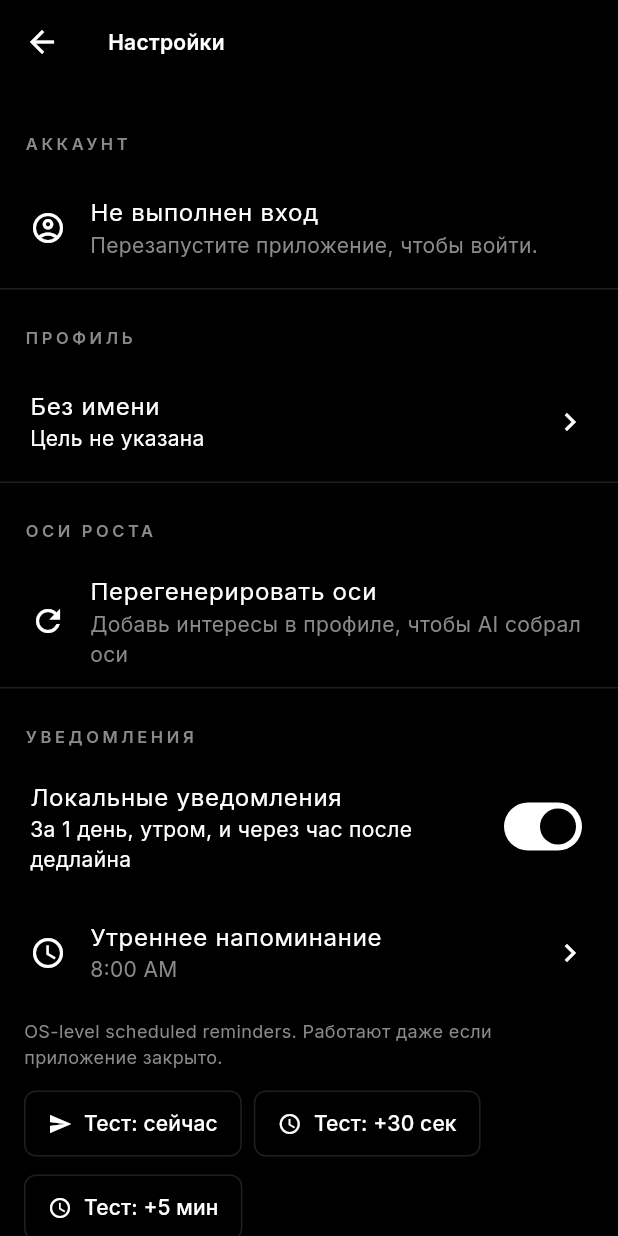
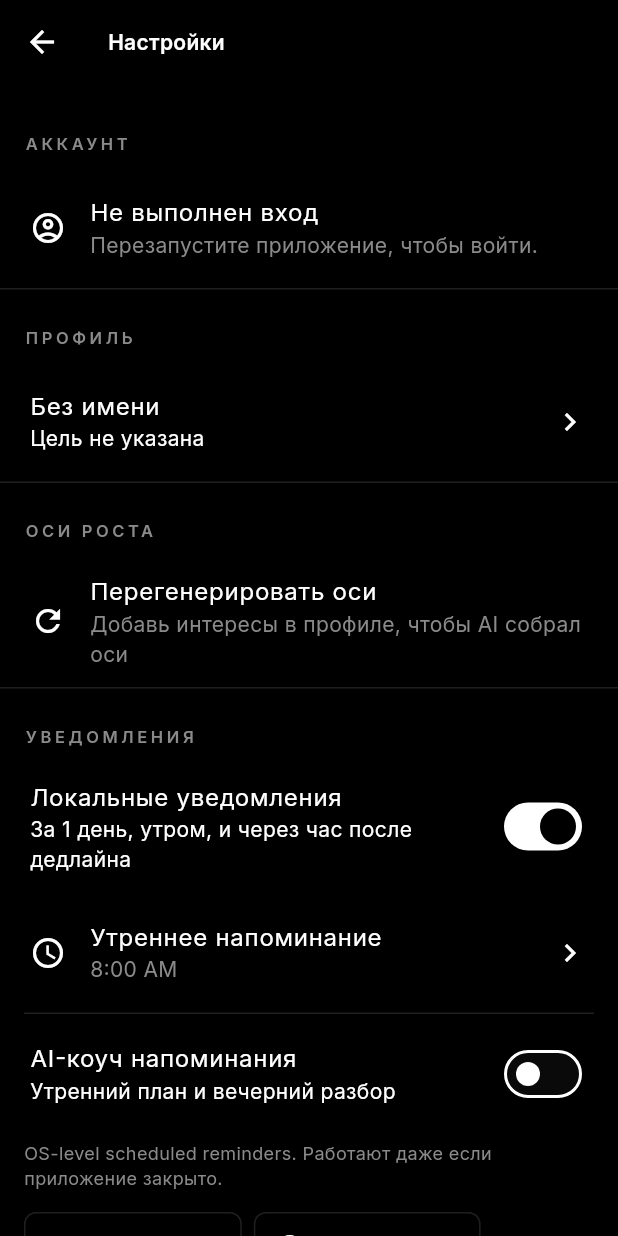
Before and after one commit to gamegroyvi/noetica, a Flutter app: the HomeShell screen opened directly, item 2 of the bottom bar chosen, after a tap on the "settings" icon, on a phone screen of 412 x 824 dp. Run offline on Flutter 3.47's test engine with Material 3 defaults, Android fonts, the phone set to English and light mode, and no system bars; our stand-ins replace audioplayers, flutter_local_notifications, flutter_riverpod, flutter_secure_storage, flutter_timezone, google_fonts and 7 more; missing offline and left inert: local_notifier, tray_manager, window_manager; accounts and stored records are empty.

Commit message:
feat: coach notification reminders (morning + evening)
- Add daily morning plan and evening reflection reminders
- Toggle in Settings under notifications section
- Evening time picker for customization
- Reminders schedule automatically when enabled

Co-Authored-By: 1g1umb5h3o <mishamavashikz@gmail.com>

```diff
--- a/lib/features/settings/settings_screen.dart
+++ b/lib/features/settings/settings_screen.dart
@@ -25,6 +25,8 @@ class SettingsScreen extends ConsumerStatefulWidget {
 class _SettingsScreenState extends ConsumerState<SettingsScreen> {
   bool _notifEnabled = true;
   TimeOfDay _morning = const TimeOfDay(hour: 8, minute: 0);
+  TimeOfDay _evening = const TimeOfDay(hour: 21, minute: 0);
+  bool _coachNotifEnabled = false;
   bool _loadingNotif = true;
 
   @override
@@ -37,10 +39,14 @@ class _SettingsScreenState extends ConsumerState<SettingsScreen> {
     final svc = NotificationsService.instance;
     final enabled = await svc.isEnabled();
     final time = await svc.morningTime();
+    final eveningTime = await svc.eveningTime();
+    final coachOn = await svc.isCoachEnabled();
     if (!mounted) return;
     setState(() {
       _notifEnabled = enabled;
       _morning = TimeOfDay(hour: time.hour, minute: time.minute);
+      _evening = TimeOfDay(hour: eveningTime.hour, minute: eveningTime.minute);
+      _coachNotifEnabled = coachOn;
       _loadingNotif = false;
     });
   }
@@ -98,6 +104,18 @@ class _SettingsScreenState extends ConsumerState<SettingsScreen> {
     if (picked == null) return;
     setState(() => _morning = picked);
     await NotificationsService.instance.setMorningTime(picked.hour, picked.minute);
+  }
+
+  Future<void> _pickEvening() async {
+    final picked = await showTimePicker(
+      context: context,
+      initialTime: _evening,
+      builder: (ctx, child) => child!,
+    );
+    if (picked == null) return;
+    setState(() => _evening = picked);
+    await NotificationsService.instance.setEveningTime(picked.hour, picked.minute);
+    await NotificationsService.instance.scheduleCoachReminders();
   }
 
   Future<void> _exportJson() async {
@@ -376,6 +394,32 @@ class _SettingsScreenState extends ConsumerState<SettingsScreen> {
               enabled: _notifEnabled,
               onTap: _notifEnabled ? _pickMorning : null,
             ),
+            const Divider(height: 1, indent: 16, endIndent: 16),
+            SwitchListTile(
+              title: const Text('AI-коуч напоминания'),
+              subtitle: const Text(
+                'Утренний план и вечерний разбор',
+              ),
+              value: _coachNotifEnabled,
+              onChanged: _notifEnabled
+                  ? (v) async {
+                      setState(() => _coachNotifEnabled = v);
+                      await NotificationsService.instance.setCoachEnabled(v);
+                    }
+                  : null,
+            ),
+            if (_coachNotifEnabled)
+              ListTile(
+                leading: const Icon(Icons.nightlight_round),
+                title: const Text('Вечерний разбор'),
+                subtitle: Text(
+                  _evening.format(context),
+                  style: TextStyle(color: palette.muted),
+                ),
+                trailing: const Icon(Icons.chevron_right),
+                enabled: _notifEnabled,
+                onTap: _notifEnabled ? _pickEvening : null,
+              ),
             Padding(
               padding: const EdgeInsets.fromLTRB(16, 4, 16, 12),
               child: Text(
--- a/lib/services/notifications.dart
+++ b/lib/services/notifications.dart
@@ -14,6 +14,9 @@ import '../data/models.dart';
 const _kNotifEnabledKey = 'noetica.notif.enabled.v1';
 const _kNotifMorningHourKey = 'noetica.notif.morning_hour.v1';
 const _kNotifMorningMinuteKey = 'noetica.notif.morning_minute.v1';
+const _kNotifEveningHourKey = 'noetica.notif.evening_hour.v1';
+const _kNotifEveningMinuteKey = 'noetica.notif.evening_minute.v1';
+const _kNotifCoachEnabledKey = 'noetica.notif.coach.v1';
 
 /// On desktop platforms `local_notifier` shows toasts immediately, so we
 /// roll our own Timer-based scheduler. We persist all upcoming firing times
@@ -223,6 +226,90 @@ class NotificationsService {
       );
     } catch (e) {
       debugPrint('scheduleTest failed: $e');
+    }
+  }
+
+  // ---- Coach daily reminders ----
+
+  static const int _morningCoachNotifId = 0x4E4F4501; // "NOE" + 01
+  static const int _eveningCoachNotifId = 0x4E4F4502; // "NOE" + 02
+
+  Future<bool> isCoachEnabled() async {
+    final prefs = await SharedPreferences.getInstance();
+    return prefs.getBool(_kNotifCoachEnabledKey) ?? false;
+  }
+
+  Future<void> setCoachEnabled(bool value) async {
+    final prefs = await SharedPreferences.getInstance();
+    await prefs.setBool(_kNotifCoachEnabledKey, value);
+    if (value) {
+      await scheduleCoachReminders();
+    } else {
+      await _backend.cancel(_morningCoachNotifId);
+      await _backend.cancel(_eveningCoachNotifId);
+    }
+  }
+
+  Future<({int hour, int minute})> eveningTime() async {
+    final prefs = await SharedPreferences.getInstance();
+    return (
+      hour: prefs.getInt(_kNotifEveningHourKey) ?? 21,
+      minute: prefs.getInt(_kNotifEveningMinuteKey) ?? 0,
+    );
+  }
+
+  Future<void> setEveningTime(int hour, int minute) async {
+    final prefs = await SharedPreferences.getInstance();
+    await prefs.setInt(_kNotifEveningHourKey, hour);
+    await prefs.setInt(_kNotifEveningMinuteKey, minute);
+  }
+
+  Future<void> scheduleCoachReminders() async {
+    if (!_supported) return;
+    if (!await isCoachEnabled()) return;
+    if (!await isEnabled()) return;
+
+    final morning = await morningTime();
+    final evening = await eveningTime();
+    final now = DateTime.now();
+
+    // Schedule morning coach for tomorrow (or today if not passed yet)
+    var morningDt = DateTime(
+      now.year, now.month, now.day,
+      morning.hour, morning.minute,
+    );
+    if (morningDt.isBefore(now)) {
+      morningDt = morningDt.add(const Duration(days: 1));
+    }
+
+    // Schedule evening reflection for today (or tomorrow if passed)
+    var eveningDt = DateTime(
+      now.year, now.month, now.day,
+      evening.hour, evening.minute,
+    );
+    if (eveningDt.isBefore(now)) {
+      eveningDt = eveningDt.add(const Duration(days: 1));
+    }
+
+    try {
+      await _backend.schedule(
+        id: _morningCoachNotifId,
+        when: morningDt,
+        title: 'Утренний план',
+        body: 'Загляни в AI-коуч — спланируй свой день',
+      );
+    } catch (e) {
+      debugPrint('Morning coach schedule failed: $e');
+    }
+    try {
+      await _backend.schedule(
+        id: _eveningCoachNotifId,
+        when: eveningDt,
+        title: 'Вечерний разбор',
+        body: 'Подведём итоги дня — что получилось, что улучшить?',
+      );
+    } catch (e) {
+      debugPrint('Evening coach schedule failed: $e');
     }
   }
 
```
